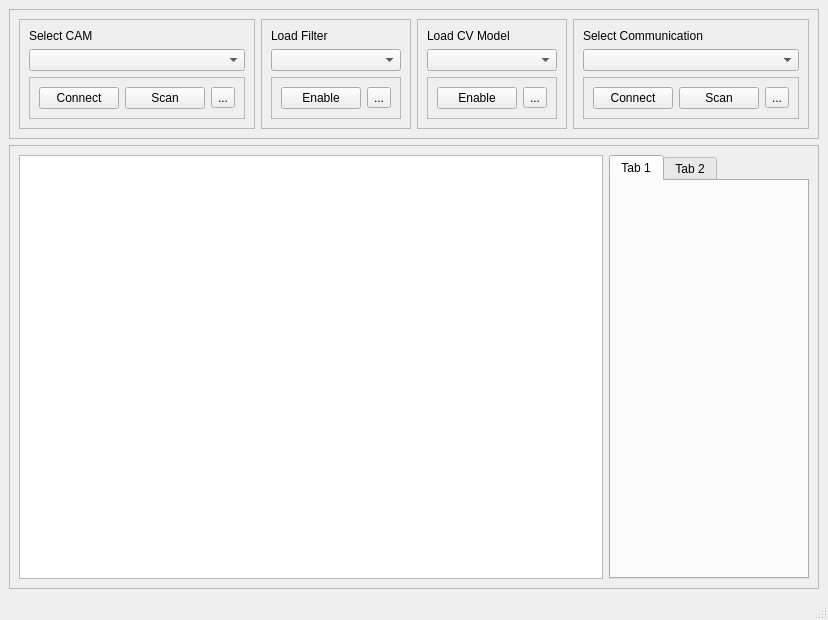
Before: the Qt Designer form ui_files/mainwindow.ui in FrancoLopez0/GeneralCV, drawn with Qt 5.
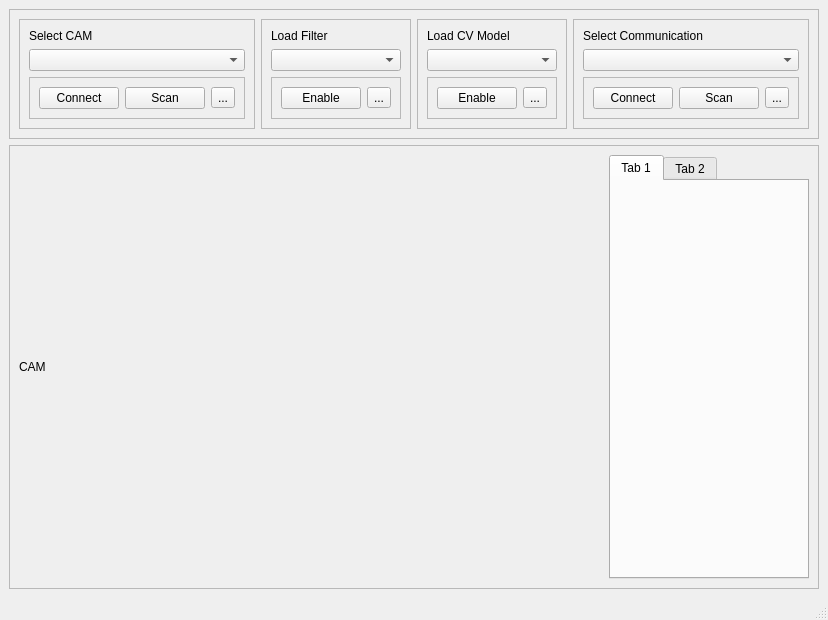
After: the same form once the commit is applied.

What changed in the file:
```diff
--- a/ui_files/mainwindow.ui
+++ b/ui_files/mainwindow.ui
@@ -242,9 +242,6 @@
        <enum>QFrame::Shadow::Raised</enum>
       </property>
       <layout class="QGridLayout" name="gridLayout">
-       <item row="1" column="0">
-        <widget class="QGraphicsView" name="camView"/>
-       </item>
        <item row="1" column="1">
         <widget class="QTabWidget" name="parameters">
          <property name="maximumSize">
@@ -268,6 +265,13 @@
          </widget>
         </widget>
        </item>
+       <item row="1" column="0">
+        <widget class="QLabel" name="cam">
+         <property name="text">
+          <string>CAM</string>
+         </property>
+        </widget>
+       </item>
       </layout>
      </widget>
     </item>
```
Left out of the diff: 4 changed lines with no effect on the pictures.
